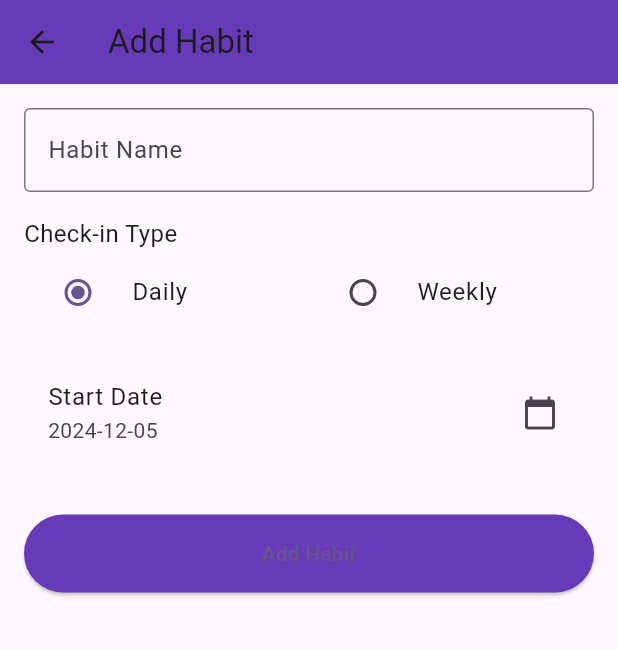
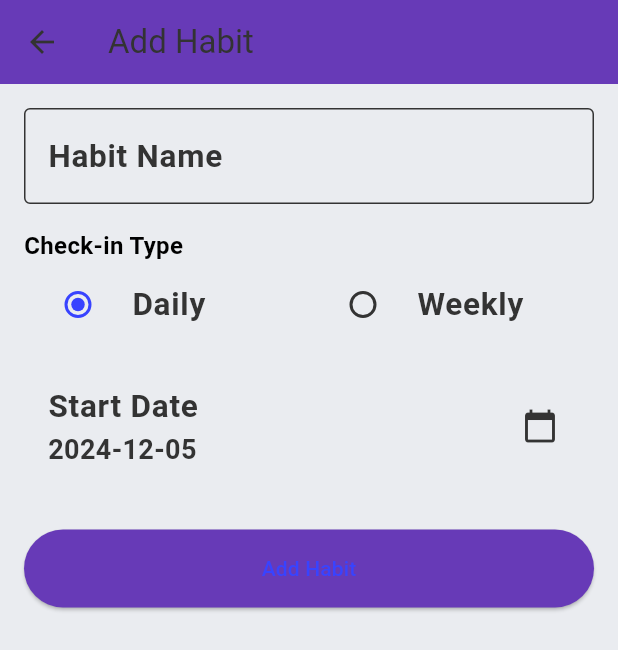
Before and after one commit to kokodavid/day, a Flutter app: the screen it shows after launch, after a tap on the "add" icon, on a phone screen of 412 x 824 dp. Shown: the top 650 px of the screen. Run offline on Flutter 3.47's test engine with Material 3 defaults, Android fonts, the phone set to English and light mode, and no system bars; our stand-ins replace dio, flutter_riverpod, go_router, google_fonts, youtube_player_flutter; network calls fail.

Commit message:
update home screen UI with themes

```diff
--- a/lib/habits/screens/home_screen.dart
+++ b/lib/habits/screens/home_screen.dart
@@ -1,15 +1,16 @@
 import 'package:flutter/material.dart';
+import 'package:flutter_riverpod/flutter_riverpod.dart';
 import '../widgets/header_profile.dart';
 import '../widgets/date_strip.dart';
 import '../widgets/quote_card.dart';
 import '../widgets/habit_list.dart';
 import '../widgets/bottom_navigation.dart';
 
-class HomeScreen extends StatelessWidget {
+class HomeScreen extends ConsumerWidget {
   const HomeScreen({super.key});
 
   @override
-  Widget build(BuildContext context) {
+  Widget build(BuildContext context,WidgetRef ref) {
     return const Scaffold(
       body: SafeArea(
         child: Column(
--- a/lib/habits/widgets/date_strip.dart
+++ b/lib/habits/widgets/date_strip.dart
@@ -16,7 +16,7 @@ class DateStrip extends StatelessWidget {
     final dates = _getDates();
 
     return Container(
-      height: 80,
+      height: 70,
       padding: const EdgeInsets.symmetric(horizontal: 16),
       child: ListView.builder(
         scrollDirection: Axis.horizontal,
@@ -24,14 +24,18 @@ class DateStrip extends StatelessWidget {
         itemBuilder: (context, index) {
           final date = dates[index];
           final isToday = DateFormat('d').format(DateTime.now()) ==
-                         DateFormat('d').format(date);
+              DateFormat('d').format(date);
 
           return Container(
             width: 45,
-            margin: const EdgeInsets.symmetric(horizontal: 4),
+            margin: const EdgeInsets.symmetric(horizontal: 5),
             decoration: BoxDecoration(
-              color: isToday ? Colors.deepPurple : Colors.transparent,
-              borderRadius: BorderRadius.circular(20),
+              color: Colors.white,
+              border: Border.all(
+                  color:
+                      isToday ? Theme.of(context).primaryColor : Colors.white,
+                  width: 2),
+              borderRadius: BorderRadius.circular(16),
             ),
             child: Column(
               mainAxisAlignment: MainAxisAlignment.center,
@@ -39,14 +43,16 @@ class DateStrip extends StatelessWidget {
                 Text(
                   DateFormat('d').format(date),
                   style: TextStyle(
-                    color: isToday ? Colors.white : Colors.black,
+                    color:
+                        isToday ? Theme.of(context).primaryColor : Colors.black,
                     fontWeight: FontWeight.bold,
                   ),
                 ),
                 Text(
                   DateFormat('E').format(date).toUpperCase(),
                   style: TextStyle(
-                    color: isToday ? Colors.white : Colors.grey,
+                    color:
+                        isToday ? Theme.of(context).primaryColor : Colors.grey,
                     fontSize: 12,
                   ),
                 ),
--- a/lib/habits/widgets/habit_card.dart
+++ b/lib/habits/widgets/habit_card.dart
@@ -1,4 +1,5 @@
 import 'package:day/habits/widgets/habit_detail.dart';
+import 'package:day/helpers/utils/theme.dart';
 import 'package:flutter/material.dart';
 
 class HabitCard extends StatelessWidget {
@@ -31,7 +32,7 @@ class HabitCard extends StatelessWidget {
       child: Container(
         padding: const EdgeInsets.all(16),
         decoration: BoxDecoration(
-          color: Colors.deepPurple,
+          gradient: GlobalThemeData.linearGradient,
           borderRadius: BorderRadius.circular(16),
         ),
         child: Column(
@@ -59,12 +60,8 @@ class HabitCard extends StatelessWidget {
                     ),
                   ],
                 ),
-                const Icon(
-                  Icons.arrow_forward_ios,
-                  color: Colors.white,
-                ),
-              ],
-            ),
+                Column(
+                  children: [
                     const SizedBox(height: 16),
                     Text(
                       title,
@@ -82,6 +79,14 @@ class HabitCard extends StatelessWidget {
                     ),
                   ],
                 ),
+                const Icon(
+                  Icons.arrow_forward_ios,
+                  color: Colors.white,
+                ),
+              ],
+            ),
+          ],
+        ),
       ),
     );
   }
--- a/lib/habits/widgets/habit_list.dart
+++ b/lib/habits/widgets/habit_list.dart
@@ -7,7 +7,7 @@ class HabitList extends StatelessWidget {
   @override
   Widget build(BuildContext context) {
     return const Padding(
-      padding: EdgeInsets.all(16),
+      padding: EdgeInsets.symmetric(horizontal: 16),
       child: Column(
         children: [
           HabitCard(
--- a/lib/habits/widgets/header_profile.dart
+++ b/lib/habits/widgets/header_profile.dart
@@ -1,11 +1,13 @@
 import 'package:day/habits/widgets/add_habit_screen.dart';
 import 'package:flutter/material.dart';
+import 'package:flutter_riverpod/flutter_riverpod.dart';
 
-class HeaderProfile extends StatelessWidget {
+class HeaderProfile extends ConsumerWidget {
   const HeaderProfile({super.key});
 
+
   @override
-  Widget build(BuildContext context) {
+  Widget build(BuildContext context, ref) {
     return Padding(
       padding: const EdgeInsets.all(16.0),
       child: Row(
@@ -19,16 +21,15 @@ class HeaderProfile extends StatelessWidget {
                 child: const Icon(Icons.person),
               ),
               const SizedBox(width: 12),
-              const Text(
+              Text(
                 'Hi David',
-                style: TextStyle(
-                  fontSize: 18,
-                  fontWeight: FontWeight.bold,
-                ),
+                style: Theme.of(context).textTheme.bodySmall
               ),
             ],
           ),
-          IconButton(
+          Container(
+            decoration:  BoxDecoration(color: Colors.white,borderRadius: BorderRadius.circular(16)),
+            child: IconButton(
               icon: const Icon(Icons.add),
               onPressed: () {
                 Navigator.push(
@@ -39,6 +40,7 @@ class HeaderProfile extends StatelessWidget {
                 );
               },
             ),
+          ),
         ],
       ),
     );
--- a/lib/habits/widgets/quote_card.dart
+++ b/lib/habits/widgets/quote_card.dart
@@ -1,33 +1,36 @@
+import 'package:day/quotes/quotes_controller.dart';
 import 'package:flutter/material.dart';
+import 'package:flutter_riverpod/flutter_riverpod.dart';
 
-class QuoteCard extends StatelessWidget {
+class QuoteCard extends ConsumerWidget {
   const QuoteCard({super.key});
 
   @override
-  Widget build(BuildContext context) {
+  Widget build(BuildContext context, WidgetRef ref) {
+    final image = ref.watch(imageQuotesProvider);
+
     return Container(
-      margin: const EdgeInsets.all(16),
-      padding: const EdgeInsets.all(16),
+      margin: const EdgeInsets.symmetric(horizontal: 10),
+      padding: const EdgeInsets.all(10),
       decoration: BoxDecoration(
         borderRadius: BorderRadius.circular(16),
-        image: const DecorationImage(
-          image: NetworkImage('https://pqvzwgqnwxhtwcrdubah.supabase.co/storage/v1/object/sign/assets/777851.jpg?token=eyJhbGciOiJIUzI1NiIsInR5cCI6IkpXVCJ9.eyJ1cmwiOiJhc3NldHMvNzc3ODUxLmpwZyIsImlhdCI6MTczMzAzNDE3MywiZXhwIjoxNzY0NTcwMTczfQ._9rTn1ZXm3gn63e27-HioO5j-wK4zh1hK6CpjcKnCy8&t=2024-12-01T06%3A22%3A53.939Z'),
-          fit: BoxFit.cover,
-        ),
       ),
-      child: const SizedBox(
-        height: 120,
-        child: Center(
-          child: Text(
-            '"The idea of ourselves is our escape from\nthe fact of what we really are."',
-            textAlign: TextAlign.center,
-            style: TextStyle(
-              color: Colors.white,
-              fontSize: 16,
-              fontWeight: FontWeight.bold,
+      child: image.when(
+        data: (data) {
+          return ClipRRect(
+            borderRadius: BorderRadius.circular(16),
+            child: Image.memory(
+              data,
+              fit: BoxFit.cover,
+              width: double.infinity,
+              height: 150,
             ),
-          ),
-        ),
+          );
+        },
+        error: (e, s) {
+          return Text('$e and $s');
+        },
+        loading: () => const CircularProgressIndicator(),
       ),
     );
   }
--- /dev/null
+++ b/lib/helpers/utils/theme.dart
@@ -0,0 +1,75 @@
+import 'package:flutter/material.dart';
+import 'package:google_fonts/google_fonts.dart';
+
+class GlobalThemeData {
+  //Brand Colors
+  static const Color primaryBlue = Color(0xFF3843FF);
+  static const Color primaryGreen = Color(0xFF8A24FF);
+  static const Color lightPurple = Color(0xFFA150FF);
+  static const Color lightGreen = Color(0xFF4CC75A);
+  static const Color darkGray = Color(0xFF333333);
+  static const Color lightGray = Color(0xFFE0E0E0);
+  static const Color white = Color(0xFFFFFFFF);
+  static const Color backgroundColor = Color(0xFFEAECF0);
+  static const linearGradient = LinearGradient(
+    begin: Alignment.topLeft,
+    end: Alignment.topRight,
+    colors: [
+      Color(0xFF000DFF),
+      Color(0xFF6445FF),
+
+    ],
+  );
+
+  static ThemeData themeData(
+      ColorScheme colorScheme, Color focusColor, TextTheme textTheme) {
+    return ThemeData(
+        colorScheme: colorScheme,
+        fontFamily: 'Roboto',
+        focusColor: focusColor,
+        canvasColor: colorScheme.surface,
+        scaffoldBackgroundColor: colorScheme.surface,
+        textTheme: textTheme,
+        highlightColor: Colors.transparent);
+  }
+
+  static final Color _lightFocusColor = Colors.black.withOpacity(0.12);
+  static final Color _darkFocusColor = Colors.white.withOpacity(0.12);
+
+  static ThemeData lightThemeData =
+      themeData(lightColorScheme, _lightFocusColor, textTheme);
+  static ThemeData darkThemeData =
+      themeData(darkColorScheme, _darkFocusColor, textTheme);
+
+  static final textTheme = TextTheme(
+      bodySmall: GoogleFonts.roboto(
+          fontSize: 16, fontWeight: FontWeight.normal, color: Colors.black),
+      bodyMedium: GoogleFonts.roboto(
+          fontSize: 18, fontWeight: FontWeight.w700, color: Colors.black),
+      bodyLarge: GoogleFonts.roboto(
+          fontSize: 21, fontWeight: FontWeight.w700, color: Colors.black));
+
+  static const ColorScheme lightColorScheme = ColorScheme(
+    primary: primaryBlue,
+    onPrimary: white,
+    secondary: primaryGreen,
+    onSecondary: white,
+    error: Colors.redAccent,
+    onError: white,
+    surface: backgroundColor,
+    onSurface: darkGray,
+    brightness: Brightness.light,
+  );
+
+  static const ColorScheme darkColorScheme = ColorScheme(
+    primary: lightPurple,
+    onPrimary: white,
+    secondary: lightGreen,
+    onSecondary: darkGray,
+    error: Colors.redAccent,
+    onError: white,
+    surface: Color(0xFF4A4A4A),
+    onSurface: white,
+    brightness: Brightness.dark,
+  );
+}
--- a/lib/main.dart
+++ b/lib/main.dart
@@ -1,4 +1,5 @@
-import 'package:day/habits/screens/home_screen.dart';
+import 'package:day/helpers/utils/theme.dart';
+import 'package:day/router.dart';
 import 'package:flutter/material.dart';
 import 'package:flutter_riverpod/flutter_riverpod.dart';
 
@@ -6,19 +7,18 @@ void main() {
   runApp(const ProviderScope(child:  MyApp()));
 }
 
-class MyApp extends StatelessWidget {
+class MyApp extends ConsumerWidget {
   const MyApp({super.key});
 
   @override
-  Widget build(BuildContext context) {
-    return MaterialApp(
-      title: 'Flutter Demo',
-      theme: ThemeData(
+  Widget build(BuildContext context,WidgetRef ref) {
+    final router = ref.read(appRouter);
+    return MaterialApp.router(
+      title: 'Day',
+      theme: GlobalThemeData.lightThemeData,
 
-        colorScheme: ColorScheme.fromSeed(seedColor: Colors.deepPurple),
-        useMaterial3: true,
-      ),
-      home: const HomeScreen(),
+      darkTheme: GlobalThemeData.darkThemeData,
+      routerConfig: router,
     );
   }
 }
--- a/lib/player/video_repository.dart
+++ b/lib/player/video_repository.dart
@@ -2,7 +2,7 @@ import 'dart:developer';
 
 import 'package:day/app_interceptor.dart';
 import 'package:day/player/video_model.dart';
-import 'package:day/strings.dart';
+import 'package:day/helpers/utils/strings.dart';
 import 'package:dio/dio.dart';
 import 'package:flutter_riverpod/flutter_riverpod.dart';
 
--- a/lib/quotes/quotes_repository.dart
+++ b/lib/quotes/quotes_repository.dart
@@ -3,7 +3,7 @@ import 'dart:typed_data';
 
 import 'package:day/app_interceptor.dart';
 import 'package:day/quotes/quotes_model.dart';
-import 'package:day/strings.dart';
+import 'package:day/helpers/utils/strings.dart';
 import 'package:dio/dio.dart';
 import 'package:flutter_riverpod/flutter_riverpod.dart';
 
--- /dev/null
+++ b/lib/router.dart
@@ -0,0 +1,17 @@
+import 'package:day/habits/screens/home_screen.dart';
+import 'package:flutter/material.dart';
+import 'package:flutter_riverpod/flutter_riverpod.dart';
+import 'package:go_router/go_router.dart';
+
+final appRouter = Provider<GoRouter>((ref) {
+  return GoRouter(
+      initialLocation: '/',
+      routes: [
+        GoRoute(path: '/', builder: (context, state) => const HomeScreen())
+      ],
+      errorBuilder: (context, state) => Scaffold(
+            body: Center(
+              child: Text('Error ${state.error}'),
+            ),
+          ));
+});
--- a/pubspec.yaml
+++ b/pubspec.yaml
@@ -43,6 +43,8 @@ dependencies:
   video_player: ^2.9.2
   better_player: ^0.0.84
   intl: ^0.20.1
+  google_fonts: ^6.2.1
+  go_router: ^14.6.2
 
 dev_dependencies:
   flutter_test:
```
Also changed, not shown: lib/helpers/utils/strings.dart (renamed from lib/strings.dart), pubspec.lock. Lines whose indentation alone changed are shown as unchanged.
